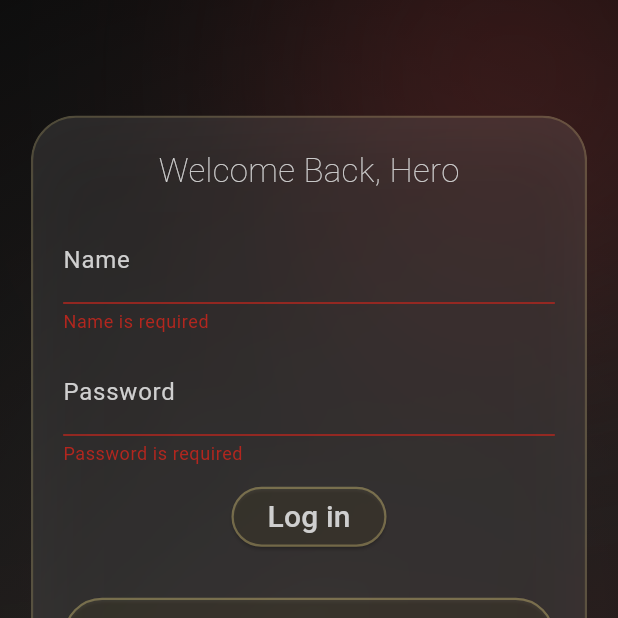
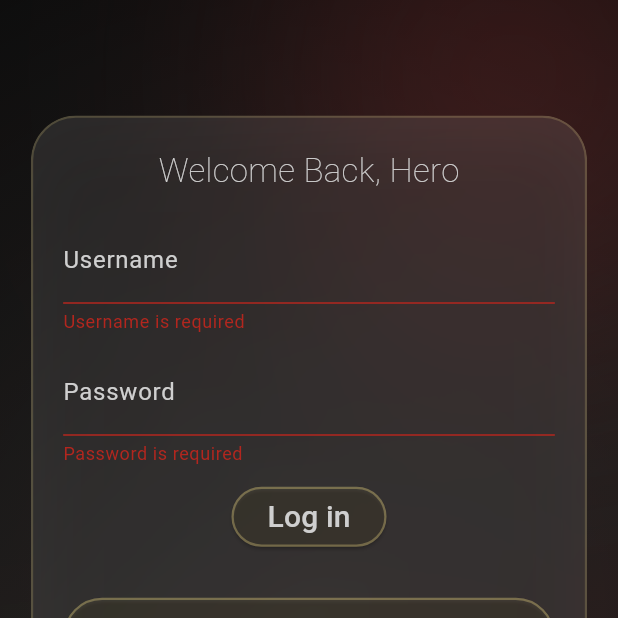
Before and after one commit to P-Chromczak/fantasy_game, a Flutter app: the screen it shows after launch, after a tap on "Log in", on a phone screen of 412 x 824 dp, the top half of it. Run offline on Flutter 3.47's test engine with Material 3 defaults, Android fonts, the phone set to English and light mode, and no system bars; our stand-ins replace flutter_svg.

Commit message:
Align login with API

```diff
--- a/lib/screens/login_screen.dart
+++ b/lib/screens/login_screen.dart
@@ -19,7 +19,7 @@ class LoginScreen extends StatefulWidget {
 
 class _LoginScreenState extends State<LoginScreen> {
   final _formKey = GlobalKey<FormState>();
-  final _nameController = TextEditingController();
+  final _usernameController = TextEditingController();
   final _passwordController = TextEditingController();
   final _authService = AuthService(
     apiClient: ApiClient(baseUrl: 'http://testtesttest'),
@@ -27,15 +27,15 @@ class _LoginScreenState extends State<LoginScreen> {
 
   @override
   void dispose() {
-    _nameController.dispose();
+    _usernameController.dispose();
     _passwordController.dispose();
 
     super.dispose();
   }
 
-  String? validateName(String? value) {
+  String? validateUsername(String? value) {
     if (value == null || value.trim().isEmpty) {
-      return "Name is required";
+      return "Username is required";
     }
 
     return null;
@@ -59,7 +59,7 @@ class _LoginScreenState extends State<LoginScreen> {
     }
 
     await _authService.login(
-      name: _nameController.text.trim(),
+      username: _usernameController.text.trim(),
       password: _passwordController.text,
     );
   }
@@ -92,10 +92,10 @@ class _LoginScreenState extends State<LoginScreen> {
                     const SizedBox(height: 15),
 
                     AuthFormField(
-                      controller: _nameController,
-                      validator: validateName,
-                      labelText: "Name",
-                      hintText: "Enter your name",
+                      controller: _usernameController,
+                      validator: validateUsername,
+                      labelText: "Username",
+                      hintText: "Enter your username",
                     ),
 
                     const SizedBox(height: 10),
@@ -105,7 +105,7 @@ class _LoginScreenState extends State<LoginScreen> {
                       validator: validatePassword,
                       obscureText: true,
                       labelText: "Password",
-                      hintText: "Enter your Password",
+                      hintText: "Enter your password",
                     ),
 
                     const SizedBox(height: 10),
--- a/lib/services/auth_service.dart
+++ b/lib/services/auth_service.dart
@@ -8,13 +8,13 @@ class AuthService {
   });
 
   Future<void> login({
-    required String name,
+    required String username,
     required String password,
   }) async {
     final response = await apiClient.post(
-      '/auth/login',
+      '/api/token/pair',
       body: {
-        'name': name,
+        'username': username,
         'password': password,
       },
     );
```
Also changed, not shown: lib/screens/register_screen.dart (+15 -4 lines).
